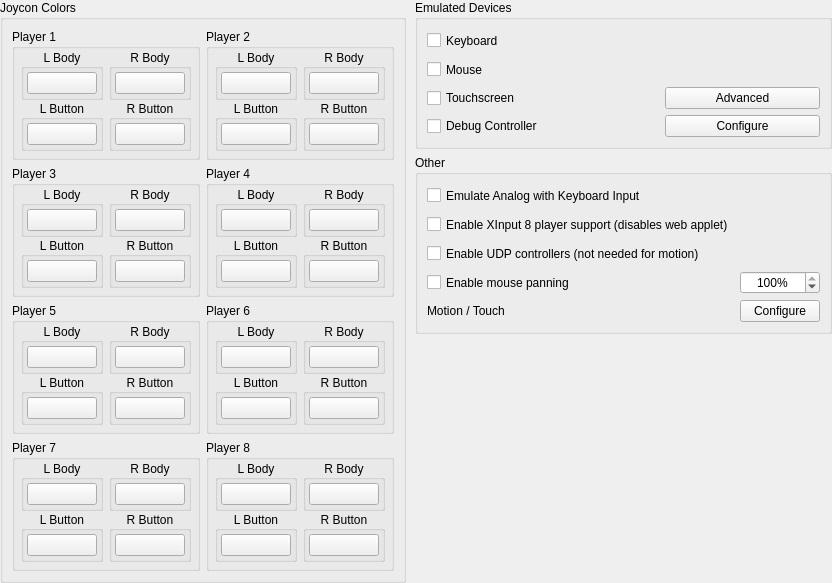
Old version of the form src/yuzu/configuration/configure_input_advanced.ui in the repository QuantumGhost/yuzu.
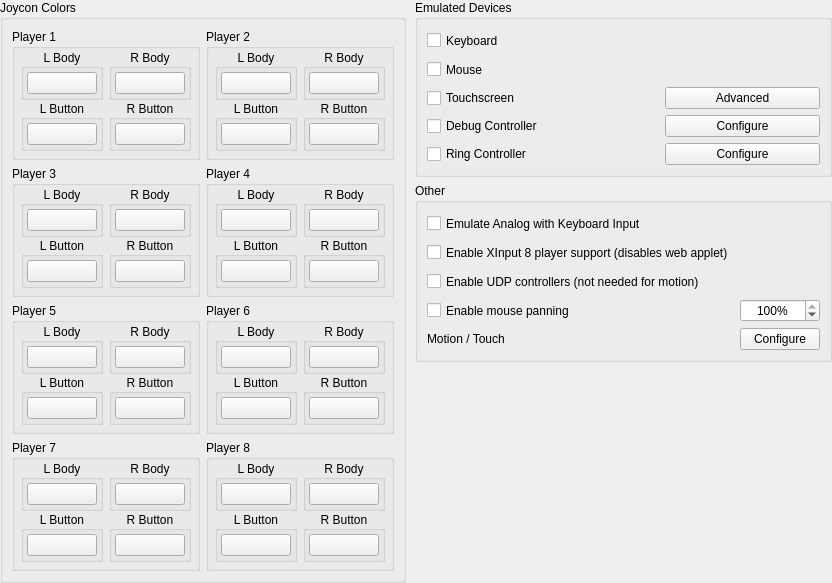
New version of the form.

```diff
--- a/src/yuzu/configuration/configure_input_advanced.ui
+++ b/src/yuzu/configuration/configure_input_advanced.ui
@@ -2603,6 +2603,20 @@
                  </property>
                 </widget>
                </item>
+               <item row="4" column="0">
+                <widget class="QCheckBox" name="enable_ring_controller">
+                 <property name="text">
+                  <string>Ring Controller</string>
+                 </property>
+                </widget>
+               </item>
+               <item row="4" column="2">
+                <widget class="QPushButton" name="ring_controller_configure">
+                 <property name="text">
+                  <string>Configure</string>
+                 </property>
+                </widget>
+               </item>
               </layout>
              </widget>
             </item>
```
